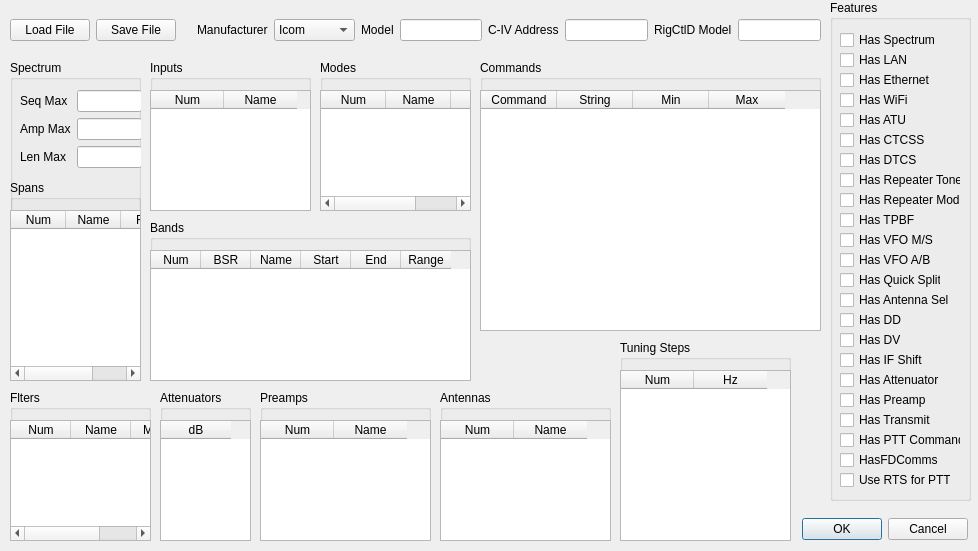
Before: the Qt Designer form rigcreator.ui in adecarolis/wfweb, drawn with Qt 5.
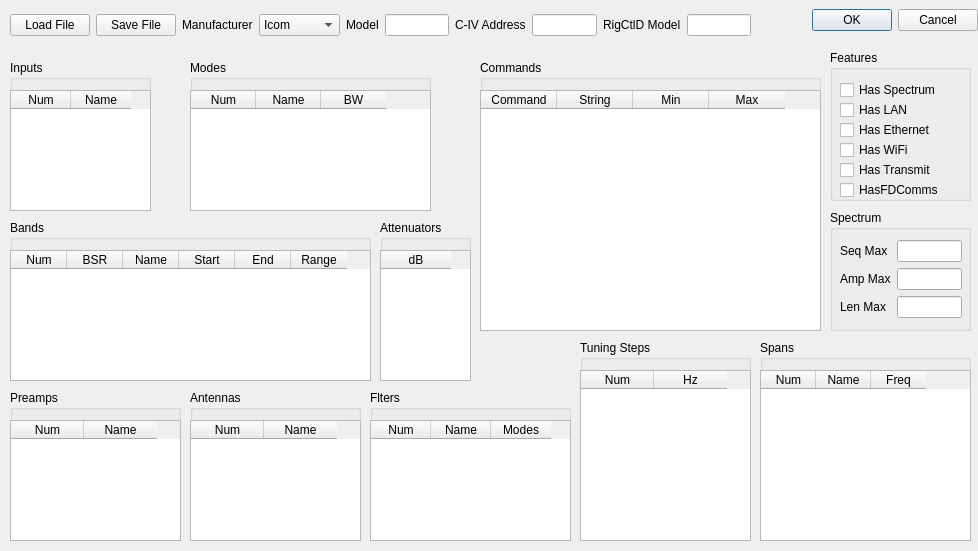
After: the same form once the commit is applied. Custom widgets are drawn as their Qt base class.

Commit message: Remove many of the rigCaps.hasxxxx variables and fix split mode.

What changed in the file:
```diff
--- a/rigcreator.ui
+++ b/rigcreator.ui
@@ -16,8 +16,8 @@
   <widget class="QWidget" name="horizontalLayoutWidget">
    <property name="geometry">
     <rect>
-     <x>800</x>
-     <y>509</y>
+     <x>810</x>
+     <y>0</y>
      <width>171</width>
      <height>41</height>
     </rect>
@@ -46,8 +46,8 @@
     <rect>
      <x>10</x>
      <y>10</y>
-     <width>811</width>
-     <height>41</height>
+     <width>741</width>
+     <height>31</height>
     </rect>
    </property>
    <layout class="QVBoxLayout" name="verticalLayout">
@@ -147,10 +147,10 @@
   <widget class="QGroupBox" name="groupBox">
    <property name="geometry">
     <rect>
-     <x>10</x>
-     <y>60</y>
-     <width>131</width>
-     <height>321</height>
+     <x>830</x>
+     <y>210</y>
+     <width>141</width>
+     <height>121</height>
     </rect>
    </property>
    <property name="title">
@@ -210,82 +210,14 @@
      </item>
     </layout>
    </widget>
-   <widget class="QGroupBox" name="groupBox_7">
-    <property name="geometry">
-     <rect>
-      <x>0</x>
-      <y>120</y>
-      <width>131</width>
-      <height>201</height>
-     </rect>
-    </property>
-    <property name="title">
-     <string>Spans</string>
-    </property>
-    <widget class="tableWidget" name="spans">
-     <property name="geometry">
-      <rect>
-       <x>0</x>
-       <y>30</y>
-       <width>131</width>
-       <height>171</height>
-      </rect>
-     </property>
-     <property name="sizePolicy">
-      <sizepolicy hsizetype="Minimum" vsizetype="Minimum">
-       <horstretch>0</horstretch>
-       <verstretch>0</verstretch>
-      </sizepolicy>
-     </property>
-     <property name="alternatingRowColors">
-      <bool>true</bool>
-     </property>
-     <property name="sortingEnabled">
-      <bool>true</bool>
-     </property>
-     <property name="rowCount">
-      <number>0</number>
-     </property>
-     <attribute name="horizontalHeaderVisible">
-      <bool>true</bool>
-     </attribute>
-     <attribute name="horizontalHeaderDefaultSectionSize">
-      <number>55</number>
-     </attribute>
-     <attribute name="verticalHeaderVisible">
-      <bool>false</bool>
-     </attribute>
-     <attribute name="verticalHeaderMinimumSectionSize">
-      <number>0</number>
-     </attribute>
-     <attribute name="verticalHeaderDefaultSectionSize">
-      <number>24</number>
-     </attribute>
-     <column>
-      <property name="text">
-       <string>Num</string>
-      </property>
-     </column>
-     <column>
-      <property name="text">
-       <string>Name</string>
-      </property>
-     </column>
-     <column>
-      <property name="text">
-       <string>Freq</string>
-      </property>
-     </column>
-    </widget>
-   </widget>
   </widget>
   <widget class="QGroupBox" name="groupBox_2">
    <property name="geometry">
     <rect>
-     <x>160</x>
-     <y>390</y>
+     <x>380</x>
+     <y>220</y>
      <width>91</width>
-     <height>151</height>
+     <height>161</height>
     </rect>
    </property>
    <property name="title">
@@ -297,7 +229,7 @@
       <x>0</x>
       <y>30</y>
       <width>91</width>
-      <height>121</height>
+      <height>131</height>
      </rect>
     </property>
     <property name="sizePolicy">
@@ -337,9 +269,9 @@
   <widget class="QGroupBox" name="groupBox_3">
    <property name="geometry">
     <rect>
-     <x>150</x>
+     <x>10</x>
      <y>60</y>
-     <width>161</width>
+     <width>141</width>
      <height>151</height>
     </rect>
    </property>
@@ -351,7 +283,7 @@
      <rect>
       <x>0</x>
       <y>30</y>
-      <width>161</width>
+      <width>141</width>
       <height>121</height>
      </rect>
     </property>
@@ -377,7 +309,7 @@
      <number>0</number>
     </attribute>
     <attribute name="horizontalHeaderDefaultSectionSize">
-     <number>73</number>
+     <number>60</number>
     </attribute>
     <attribute name="verticalHeaderVisible">
      <bool>false</bool>
@@ -403,7 +335,7 @@
   <widget class="QGroupBox" name="groupBox_4">
    <property name="geometry">
     <rect>
-     <x>260</x>
+     <x>10</x>
      <y>390</y>
      <width>171</width>
      <height>151</height>
@@ -466,9 +398,9 @@
   <widget class="QGroupBox" name="groupBox_5">
    <property name="geometry">
     <rect>
-     <x>150</x>
+     <x>10</x>
      <y>220</y>
-     <width>321</width>
+     <width>361</width>
      <height>161</height>
     </rect>
    </property>
@@ -480,7 +412,7 @@
      <rect>
       <x>0</x>
       <y>30</y>
-      <width>321</width>
+      <width>361</width>
       <height>131</height>
      </rect>
     </property>
@@ -506,7 +438,7 @@
      <number>0</number>
     </attribute>
     <attribute name="horizontalHeaderDefaultSectionSize">
-     <number>50</number>
+     <number>56</number>
     </attribute>
     <attribute name="verticalHeaderVisible">
      <bool>false</bool>
@@ -552,9 +484,9 @@
   <widget class="QGroupBox" name="groupBox_6">
    <property name="geometry">
     <rect>
-     <x>320</x>
+     <x>190</x>
      <y>60</y>
-     <width>151</width>
+     <width>241</width>
      <height>151</height>
     </rect>
    </property>
@@ -566,7 +498,7 @@
      <rect>
       <x>0</x>
       <y>30</y>
-      <width>151</width>
+      <width>241</width>
       <height>121</height>
      </rect>
     </property>
@@ -700,9 +632,9 @@
    <property name="geometry">
     <rect>
      <x>830</x>
-     <y>0</y>
+     <y>50</y>
      <width>141</width>
-     <height>501</height>
+     <height>151</height>
     </rect>
    </property>
    <property name="title">
@@ -760,206 +692,11 @@
      <string>Has WiFi</string>
     </property>
    </widget>
-   <widget class="QCheckBox" name="hasATU">
-    <property name="geometry">
-     <rect>
-      <x>10</x>
-      <y>110</y>
-      <width>101</width>
-      <height>20</height>
-     </rect>
-    </property>
-    <property name="text">
-     <string>Has ATU</string>
-    </property>
-   </widget>
-   <widget class="QCheckBox" name="hasCTCSS">
-    <property name="geometry">
-     <rect>
-      <x>10</x>
-      <y>130</y>
-      <width>101</width>
-      <height>20</height>
-     </rect>
-    </property>
-    <property name="text">
-     <string>Has CTCSS</string>
-    </property>
-   </widget>
-   <widget class="QCheckBox" name="hasTPBF">
-    <property name="geometry">
-     <rect>
-      <x>10</x>
-      <y>210</y>
-      <width>101</width>
-      <height>20</height>
-     </rect>
-    </property>
-    <property name="text">
-     <string>Has TPBF</string>
-    </property>
-   </widget>
-   <widget class="QCheckBox" name="hasVFOMS">
-    <property name="geometry">
-     <rect>
-      <x>10</x>
-      <y>230</y>
-      <width>101</width>
-      <height>20</height>
-     </rect>
-    </property>
-    <property name="text">
-     <string>Has VFO M/S</string>
-    </property>
-   </widget>
-   <widget class="QCheckBox" name="hasVFOAB">
-    <property name="geometry">
-     <rect>
-      <x>10</x>
-      <y>250</y>
-      <width>101</width>
-      <height>20</height>
-     </rect>
-    </property>
-    <property name="text">
-     <string>Has VFO A/B</string>
-    </property>
-   </widget>
-   <widget class="QCheckBox" name="hasQuickSplit">
-    <property name="geometry">
-     <rect>
-      <x>10</x>
-      <y>270</y>
-      <width>101</width>
-      <height>20</height>
-     </rect>
-    </property>
-    <property name="text">
-     <string>Has Quick Split</string>
-    </property>
-   </widget>
-   <widget class="QCheckBox" name="hasAntennaSel">
-    <property name="geometry">
-     <rect>
-      <x>10</x>
-      <y>290</y>
-      <width>111</width>
-      <height>20</height>
-     </rect>
-    </property>
-    <property name="text">
-     <string>Has Antenna Sel</string>
-    </property>
-   </widget>
-   <widget class="QCheckBox" name="hasDD">
-    <property name="geometry">
-     <rect>
-      <x>10</x>
-      <y>310</y>
-      <width>111</width>
-      <height>20</height>
-     </rect>
-    </property>
-    <property name="text">
-     <string>Has DD</string>
-    </property>
-   </widget>
-   <widget class="QCheckBox" name="hasDV">
-    <property name="geometry">
-     <rect>
-      <x>10</x>
-      <y>330</y>
-      <width>111</width>
-      <height>20</height>
-     </rect>
-    </property>
-    <property name="text">
-     <string>Has DV</string>
-    </property>
-   </widget>
-   <widget class="QCheckBox" name="hasRepeaterTone">
-    <property name="geometry">
-     <rect>
-      <x>10</x>
-      <y>170</y>
-      <width>121</width>
-      <height>20</height>
-     </rect>
-    </property>
-    <property name="text">
-     <string>Has Repeater Tone</string>
-    </property>
-   </widget>
-   <widget class="QCheckBox" name="hasDTCS">
-    <property name="geometry">
-     <rect>
-      <x>10</x>
-      <y>150</y>
-      <width>101</width>
-      <height>20</height>
-     </rect>
-    </property>
-    <property name="text">
-     <string>Has DTCS</string>
-    </property>
-   </widget>
-   <widget class="QCheckBox" name="hasRepeaterMode">
-    <property name="geometry">
-     <rect>
-      <x>10</x>
-      <y>190</y>
-      <width>121</width>
-      <height>20</height>
-     </rect>
-    </property>
-    <property name="text">
-     <string>Has Repeater Mode</string>
-    </property>
-   </widget>
-   <widget class="QCheckBox" name="hasIFShift">
-    <property name="geometry">
-     <rect>
-      <x>10</x>
-      <y>350</y>
-      <width>111</width>
-      <height>20</height>
-     </rect>
-    </property>
-    <property name="text">
-     <string>Has IF Shift</string>
-    </property>
-   </widget>
-   <widget class="QCheckBox" name="hasAttenuator">
-    <property name="geometry">
-     <rect>
-      <x>10</x>
-      <y>370</y>
-      <width>111</width>
-      <height>20</height>
-     </rect>
-    </property>
-    <property name="text">
-     <string>Has Attenuator</string>
-    </property>
-   </widget>
-   <widget class="QCheckBox" name="hasPreamp">
-    <property name="geometry">
-     <rect>
-      <x>10</x>
-      <y>390</y>
-      <width>111</width>
-      <height>20</height>
-     </rect>
-    </property>
-    <property name="text">
-     <string>Has Preamp</string>
-    </property>
-   </widget>
    <widget class="QCheckBox" name="hasTransmit">
     <property name="geometry">
      <rect>
       <x>10</x>
-      <y>410</y>
+      <y>110</y>
       <width>111</width>
       <height>20</height>
      </rect>
@@ -968,37 +705,11 @@
      <string>Has Transmit</string>
     </property>
    </widget>
-   <widget class="QCheckBox" name="hasPTTCommand">
-    <property name="geometry">
-     <rect>
-      <x>10</x>
-      <y>430</y>
-      <width>121</width>
-      <height>20</height>
-     </rect>
-    </property>
-    <property name="text">
-     <string>Has PTT Command</string>
-    </property>
-   </widget>
-   <widget class="QCheckBox" name="useRTSforPTT">
-    <property name="geometry">
-     <rect>
-      <x>10</x>
-      <y>470</y>
-      <width>111</width>
-      <height>20</height>
-     </rect>
-    </property>
-    <property name="text">
-     <string>Use RTS for PTT</string>
-    </property>
-   </widget>
    <widget class="QCheckBox" name="hasFDComms">
     <property name="geometry">
      <rect>
       <x>10</x>
-      <y>450</y>
+      <y>130</y>
       <width>121</width>
       <height>20</height>
      </rect>
@@ -1011,7 +722,7 @@
   <widget class="QGroupBox" name="groupBox_17">
    <property name="geometry">
     <rect>
-     <x>440</x>
+     <x>190</x>
      <y>390</y>
      <width>171</width>
      <height>151</height>
@@ -1074,7 +785,7 @@
   <widget class="QGroupBox" name="groupBox_10">
    <property name="geometry">
     <rect>
-     <x>620</x>
+     <x>580</x>
      <y>340</y>
      <width>171</width>
      <height>201</height>
@@ -1137,9 +848,9 @@
   <widget class="QGroupBox" name="groupBox_11">
    <property name="geometry">
     <rect>
-     <x>10</x>
+     <x>370</x>
      <y>390</y>
-     <width>141</width>
+     <width>201</width>
      <height>151</height>
     </rect>
    </property>
@@ -1151,7 +862,7 @@
      <rect>
       <x>0</x>
       <y>30</y>
-      <width>141</width>
+      <width>201</width>
       <height>121</height>
      </rect>
     </property>
@@ -1199,6 +910,74 @@
     </column>
    </widget>
   </widget>
+  <widget class="QGroupBox" name="groupBox_7">
+   <property name="geometry">
+    <rect>
+     <x>760</x>
+     <y>340</y>
+     <width>211</width>
+     <height>201</height>
+    </rect>
+   </property>
+   <property name="title">
+    <string>Spans</string>
+   </property>
+   <widget class="tableWidget" name="spans">
+    <property name="geometry">
+     <rect>
+      <x>0</x>
+      <y>30</y>
+      <width>211</width>
+      <height>171</height>
+     </rect>
+    </property>
+    <property name="sizePolicy">
+     <sizepolicy hsizetype="Minimum" vsizetype="Minimum">
+      <horstretch>0</horstretch>
+      <verstretch>0</verstretch>
+     </sizepolicy>
+    </property>
+    <property name="alternatingRowColors">
+     <bool>true</bool>
+    </property>
+    <property name="sortingEnabled">
+     <bool>true</bool>
+    </property>
+    <property name="rowCount">
+     <number>0</number>
+    </property>
+    <attribute name="horizontalHeaderVisible">
+     <bool>true</bool>
+    </attribute>
+    <attribute name="horizontalHeaderDefaultSectionSize">
+     <number>55</number>
+    </attribute>
+    <attribute name="verticalHeaderVisible">
+     <bool>false</bool>
+    </attribute>
+    <attribute name="verticalHeaderMinimumSectionSize">
+     <number>0</number>
+    </attribute>
+    <attribute name="verticalHeaderDefaultSectionSize">
+     <number>24</number>
+    </attribute>
+    <column>
+     <property name="text">
+      <string>Num</string>
+     </property>
+    </column>
+    <column>
+     <property name="text">
+      <string>Name</string>
+     </property>
+    </column>
+    <column>
+     <property name="text">
+      <string>Freq</string>
+     </property>
+    </column>
+   </widget>
+  </widget>
  </widget>
  <customwidgets>
   <customwidget>
```
The commit also changes 9 other files.
